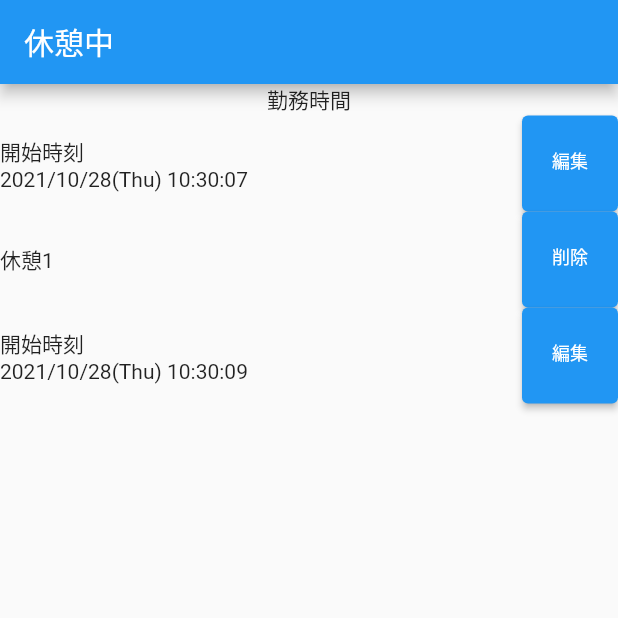
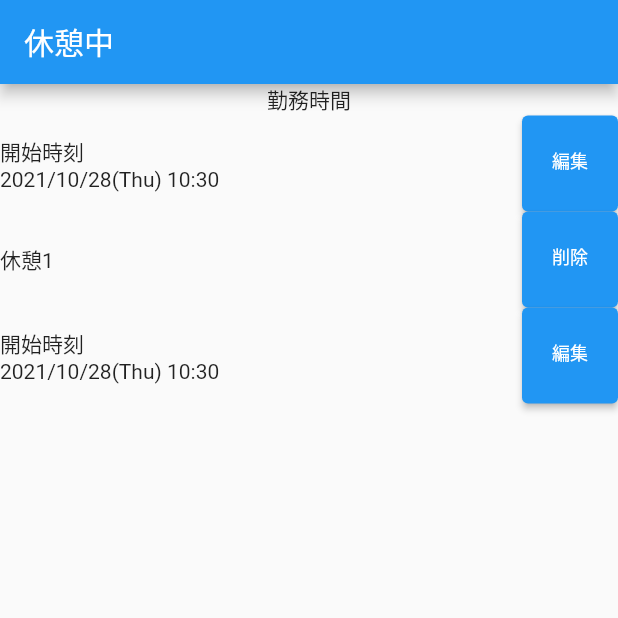
Before and after one commit to Masaki-Saito84/timelog_flutter_app, a Flutter app: the screen it shows after launch, after a tap on the "play arrow" icon, after a tap on the "alarm add" icon, on a phone screen of 412 x 824 dp, the top half of it. Run offline on Flutter 3.47's test engine with Material 2 defaults, Android fonts, the phone set to English and light mode, and no system bars; our stand-ins replace flutter_datetime_picker, shared_preferences.

Commit message:
:wrench: 表示時刻のフォーマット変更

```diff
--- a/lib/main.dart
+++ b/lib/main.dart
@@ -9,7 +9,7 @@ import 'work_logs.dart';
 import 'breaks.dart';
 
 String dateFormat(DateTime date) {
-  final outputFormat = DateFormat('yyyy/MM/dd(E) HH:mm:ss');
+  final outputFormat = DateFormat('yyyy/MM/dd(E) HH:mm');
   return outputFormat.format(date);
 }
 
```
